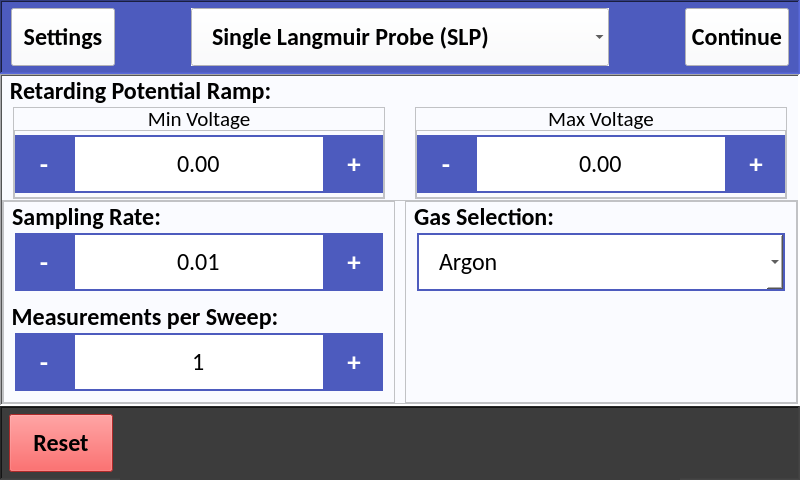
Qt form src/user_interface/graphic_user_interface/experiment_setup.ui (CFigueroa90894/plasmetry) before a commit.
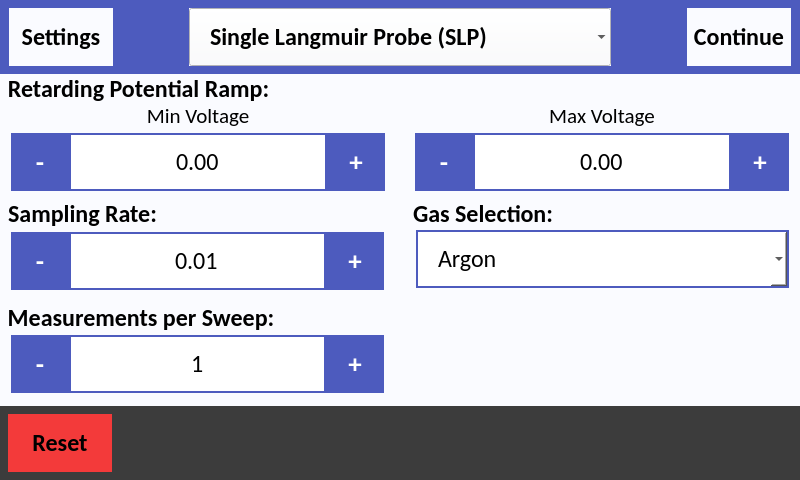
The same form after that commit.

What changed in the file:
```diff
--- a/src/user_interface/graphic_user_interface/experiment_setup.ui
+++ b/src/user_interface/graphic_user_interface/experiment_setup.ui
@@ -34,8 +34,18 @@
 	background-color: #fafbff;
 }
 
+QLabel {
+	color: black;
+}
+
 QFrame {
 	background-color: #fafbff;
+	border: none;
+}
+
+QPushButton {
+	color: black;
+	border: none;
 }</string>
    </property>
    <layout class="QVBoxLayout" name="verticalLayout">
@@ -407,6 +417,12 @@
             <height>112</height>
            </size>
           </property>
+          <property name="maximumSize">
+           <size>
+            <width>16777215</width>
+            <height>125</height>
+           </size>
+          </property>
           <property name="font">
            <font>
             <family>Calibri</family>
@@ -439,13 +455,13 @@
              <property name="minimumSize">
               <size>
                <width>0</width>
-               <height>92</height>
+               <height>93</height>
               </size>
              </property>
              <property name="maximumSize">
               <size>
                <width>1000</width>
-               <height>1000</height>
+               <height>100</height>
               </size>
              </property>
              <property name="styleSheet">
@@ -661,7 +677,7 @@
              <property name="minimumSize">
               <size>
                <width>0</width>
-               <height>0</height>
+               <height>92</height>
               </size>
              </property>
              <property name="maximumSize">
```
Left out of the diff: 16 changed lines with no effect on the pictures.
